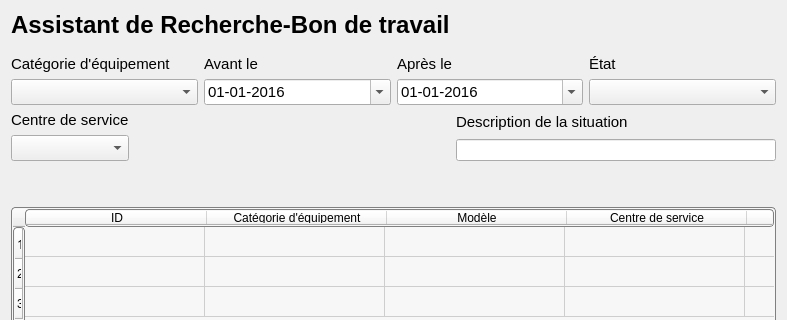
ProjetPC2/SIMM2.0-DEV, file Interface/FenêtresEnUI/Rbdt.ui: the form before one commit; both pictures show x 0 to 787 and y 0 to 320 of the 787 by 755 pixel window.
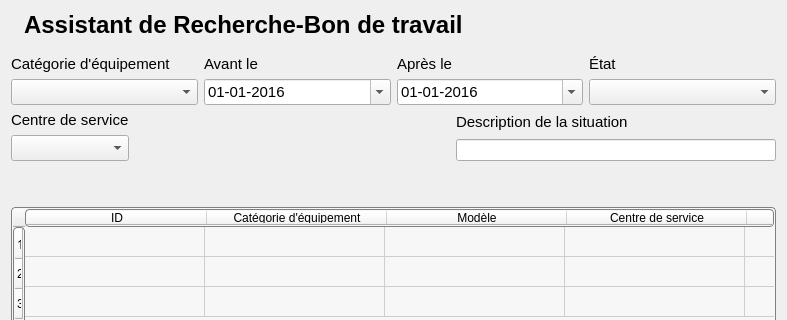
The form after the commit. Icons and pictures are not drawn.

The edit to the form file:
```diff
--- a/Interface/FenêtresEnUI/Rbdt.ui
+++ b/Interface/FenêtresEnUI/Rbdt.ui
@@ -54,7 +54,25 @@
 
 </string>
   </property>
-  <layout class="QVBoxLayout" name="verticalLayout_3">
+  <layout class="QGridLayout" name="gridLayout">
+   <item row="0" column="0">
+    <layout class="QHBoxLayout" name="horizontalLayout_3">
+     <item>
+      <widget class="QLabel" name="label">
+       <property name="maximumSize">
+        <size>
+         <width>38</width>
+         <height>34</height>
+        </size>
+       </property>
+       <property name="text">
+        <string/>
+       </property>
+       <property name="pixmap">
+        <pixmap>magnifier (1).png</pixmap>
+       </property>
+      </widget>
+     </item>
    <item>
     <widget class="QLabel" name="LabelTitre">
      <property name="maximumSize">
@@ -76,6 +94,21 @@
     </widget>
    </item>
    <item>
+      <spacer name="horizontalSpacer_2">
+       <property name="orientation">
+        <enum>Qt::Horizontal</enum>
+       </property>
+       <property name="sizeHint" stdset="0">
+        <size>
+         <width>40</width>
+         <height>20</height>
+        </size>
+       </property>
+      </spacer>
+     </item>
+    </layout>
+   </item>
+   <item row="1" column="0">
     <spacer name="verticalSpacer">
      <property name="orientation">
       <enum>Qt::Vertical</enum>
@@ -91,7 +124,7 @@
      </property>
     </spacer>
    </item>
-   <item>
+   <item row="2" column="0">
     <layout class="QHBoxLayout" name="horizontalLayout">
      <item>
       <layout class="QVBoxLayout" name="verticalLayout_4">
@@ -278,7 +311,7 @@
      </item>
     </layout>
    </item>
-   <item>
+   <item row="3" column="0">
     <layout class="QHBoxLayout" name="horizontalLayout_2">
      <item>
       <layout class="QVBoxLayout" name="verticalLayout_2">
@@ -357,7 +390,7 @@
      </item>
     </layout>
    </item>
-   <item>
+   <item row="4" column="0">
     <spacer name="verticalSpacer_3">
      <property name="orientation">
       <enum>Qt::Vertical</enum>
@@ -373,7 +406,7 @@
      </property>
     </spacer>
    </item>
-   <item>
+   <item row="5" column="0">
     <layout class="QVBoxLayout" name="verticalLayout_11">
      <property name="spacing">
       <number>20</number>
@@ -508,9 +541,9 @@
     </layout>
    </item>
   </layout>
-  <zorder>LabelTitre</zorder>
   <zorder>verticalSpacer_3</zorder>
   <zorder>verticalSpacer</zorder>
+  <zorder>horizontalLayoutWidget</zorder>
  </widget>
  <resources/>
  <connections/>
```
Lines whose indentation alone changed are shown as unchanged.
